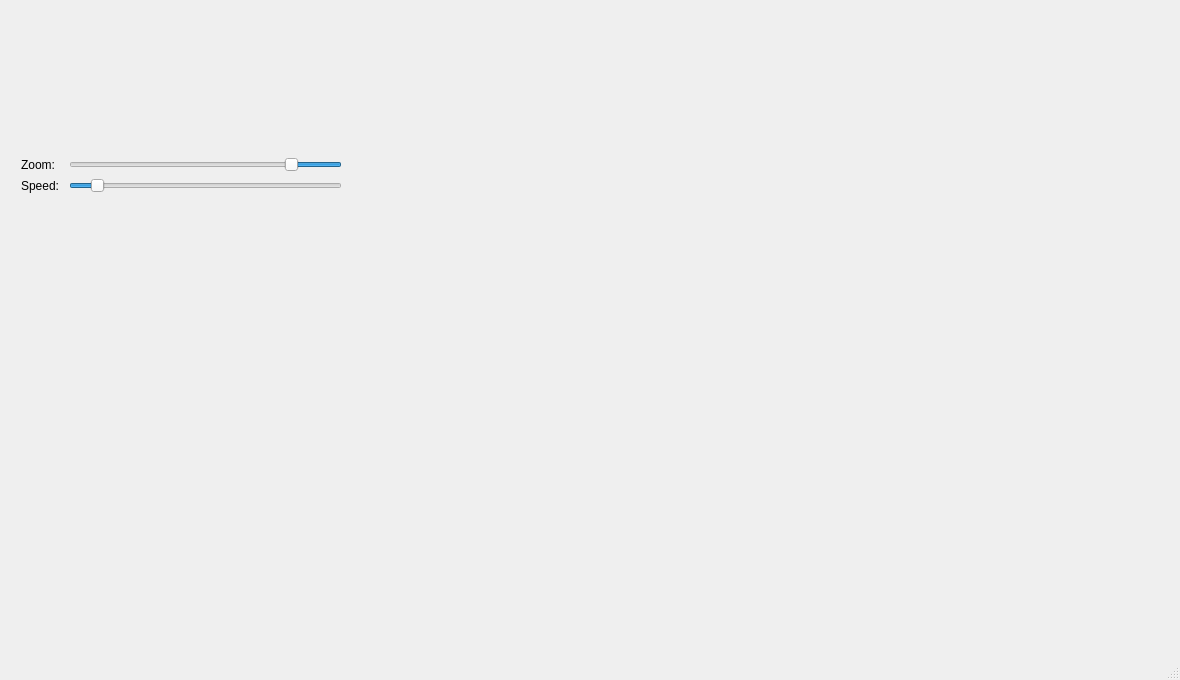
Above: EconomicEngineDebugGUI/EconomicEngineDebugGUI.ui from ZeCroque/EconomicEngine before the change. Below: the same form after it.
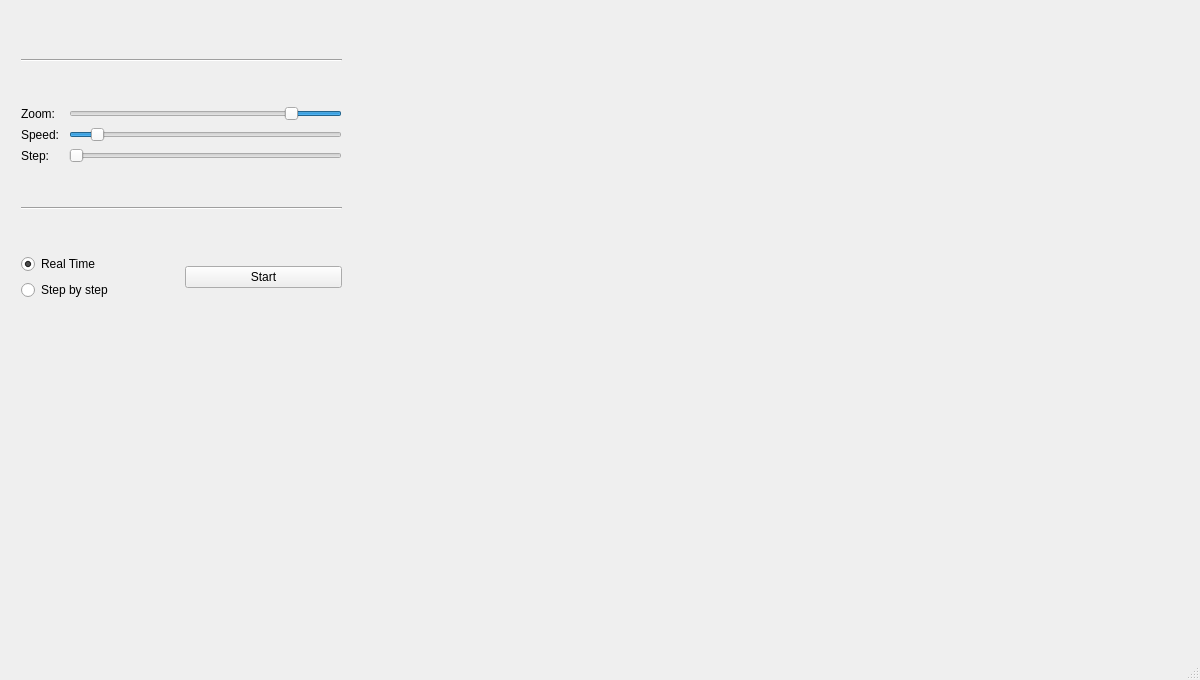
That is the form after the change. Custom widgets are drawn as their Qt base class.

```diff
--- a/EconomicEngineDebugGUI/EconomicEngineDebugGUI.ui
+++ b/EconomicEngineDebugGUI/EconomicEngineDebugGUI.ui
@@ -6,7 +6,7 @@
    <rect>
     <x>0</x>
     <y>0</y>
-    <width>1180</width>
+    <width>1200</width>
     <height>680</height>
    </rect>
   </property>
@@ -18,7 +18,7 @@
   </property>
   <property name="maximumSize">
    <size>
-    <width>1180</width>
+    <width>1200</width>
     <height>680</height>
    </size>
   </property>
@@ -47,6 +47,13 @@
        <item>
         <layout class="QGridLayout" name="layChBx"/>
        </item>
+       <item>
+        <widget class="Line" name="line">
+         <property name="orientation">
+          <enum>Qt::Horizontal</enum>
+         </property>
+        </widget>
+       </item>
        <item>
         <layout class="QGridLayout" name="LaySliders">
          <item row="1" column="0">
@@ -56,6 +63,31 @@
            </property>
           </widget>
          </item>
+         <item row="1" column="1">
+          <widget class="QSlider" name="horSlidSpeed">
+           <property name="cursor">
+            <cursorShape>PointingHandCursor</cursorShape>
+           </property>
+           <property name="minimum">
+            <number>1</number>
+           </property>
+           <property name="maximum">
+            <number>50</number>
+           </property>
+           <property name="value">
+            <number>5</number>
+           </property>
+           <property name="orientation">
+            <enum>Qt::Horizontal</enum>
+           </property>
+           <property name="invertedAppearance">
+            <bool>false</bool>
+           </property>
+           <property name="invertedControls">
+            <bool>false</bool>
+           </property>
+          </widget>
+         </item>
          <item row="0" column="1">
           <widget class="QSlider" name="horSlidZoomXAxis">
            <property name="cursor">
@@ -91,8 +123,15 @@
            </property>
           </widget>
          </item>
-         <item row="1" column="1">
-          <widget class="QSlider" name="horSlidSpeed">
+         <item row="2" column="0">
+          <widget class="QLabel" name="labStep">
+           <property name="text">
+            <string>Step: </string>
+           </property>
+          </widget>
+         </item>
+         <item row="2" column="1">
+          <widget class="QSlider" name="horSlidStep">
            <property name="cursor">
             <cursorShape>PointingHandCursor</cursorShape>
            </property>
@@ -100,10 +139,10 @@
             <number>1</number>
            </property>
            <property name="maximum">
-            <number>50</number>
+            <number>1000</number>
            </property>
            <property name="value">
-            <number>5</number>
+            <number>1</number>
            </property>
            <property name="orientation">
             <enum>Qt::Horizontal</enum>
@@ -119,20 +158,49 @@
         </layout>
        </item>
        <item>
-        <spacer name="verticalSpacer">
+        <widget class="Line" name="line_2">
          <property name="orientation">
-          <enum>Qt::Vertical</enum>
+          <enum>Qt::Horizontal</enum>
          </property>
-         <property name="sizeType">
-          <enum>QSizePolicy::Preferred</enum>
-         </property>
-         <property name="sizeHint" stdset="0">
-          <size>
-           <width>10</width>
-           <height>10</height>
-          </size>
-         </property>
-        </spacer>
+        </widget>
+       </item>
+       <item>
+        <layout class="QHBoxLayout" name="horizontalLayout">
+         <item>
+          <layout class="QVBoxLayout" name="verticalLayout">
+           <property name="sizeConstraint">
+            <enum>QLayout::SetMaximumSize</enum>
+           </property>
+           <item>
+            <widget class="QRadioButton" name="radBRealTime">
+             <property name="text">
+              <string>Real Time</string>
+             </property>
+             <property name="checked">
+              <bool>true</bool>
+             </property>
+            </widget>
+           </item>
+           <item>
+            <widget class="QRadioButton" name="radStepByStep">
+             <property name="text">
+              <string>Step by step</string>
+             </property>
+            </widget>
+           </item>
+          </layout>
+         </item>
+         <item>
+          <widget class="QPushButton" name="pBStart">
+           <property name="text">
+            <string>Start</string>
+           </property>
+           <property name="checkable">
+            <bool>true</bool>
+           </property>
+          </widget>
+         </item>
+        </layout>
        </item>
       </layout>
      </item>
```
